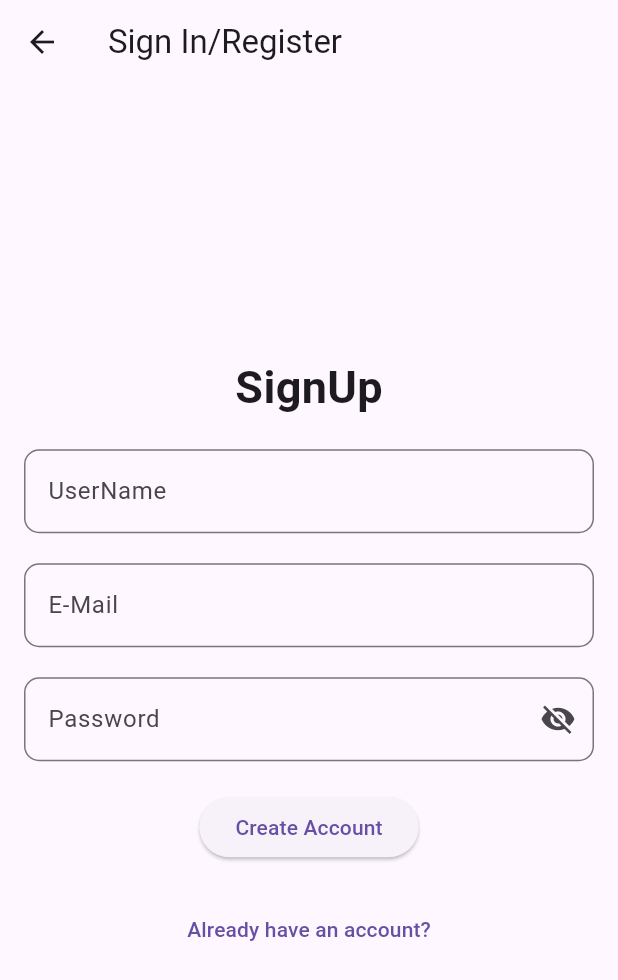
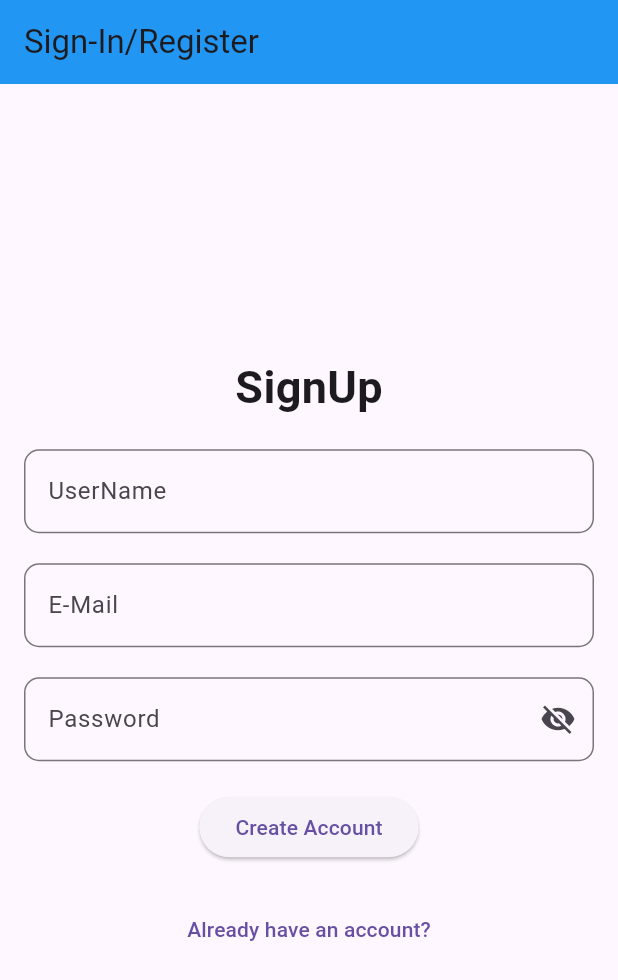
Before and after one commit to sarath992/firebase_apps, a Flutter app: the screen it shows after launch, after a tap on "Don't have an account?", on a phone screen of 412 x 824 dp. Shown: the top 980 px of the screen. Run offline on Flutter 3.47's test engine with Material 3 defaults, Android fonts, the phone set to English and light mode, and no system bars; our stand-ins replace cloud_firestore, equatable, firebase_auth, firebase_core, flutter_bloc, qr_flutter; accounts and stored records are empty; network calls fail.

Commit message:
Remove navigation.pop

```diff
--- a/lib/pages/login.dart
+++ b/lib/pages/login.dart
@@ -29,7 +29,7 @@ class _LoginState extends State<Login> {
 
   void initState() {
     super.initState();
-    SystemChannels.platform.invokeMethod('SystemNavigator.pop');
+    // SystemChannels.platform.invokeMethod('SystemNavigator.pop');
   }
 
   @override
--- a/lib/pages/pin_login.dart
+++ b/lib/pages/pin_login.dart
@@ -21,7 +21,7 @@ class _PingenState extends State<Pingen> {
   bool _isNewUser = true;
   void initState() {
     super.initState();
-    SystemChannels.platform.invokeMethod('SystemNavigator.pop');
+    // SystemChannels.platform.invokeMethod('SystemNavigator.pop');
   }
 
   @override
--- a/lib/pages/product_details.dart
+++ b/lib/pages/product_details.dart
@@ -1,7 +1,6 @@
 import 'package:auth_firebase_application/authentication/add_to_db_authentication%20.dart';
 import 'package:auth_firebase_application/common_widgets/common_widgets.dart';
 import 'package:cloud_firestore/cloud_firestore.dart';
-import 'package:firebase_auth/firebase_auth.dart';
 import 'package:flutter/material.dart';
 import 'package:flutter_bloc/flutter_bloc.dart';
 import 'package:auth_firebase_application/model/dummy_data.dart';
--- a/lib/pages/product_list.dart
+++ b/lib/pages/product_list.dart
@@ -2,7 +2,6 @@ import 'package:auth_firebase_application/authentication/login_authentication.da
 import 'package:auth_firebase_application/authentication/product_list_authentication.dart';
 import 'package:auth_firebase_application/pages/login.dart';
 import 'package:flutter/material.dart';
-import 'package:flutter/services.dart';
 import 'package:flutter_bloc/flutter_bloc.dart';
 import 'package:cloud_firestore/cloud_firestore.dart';
 import 'package:firebase_auth/firebase_auth.dart';
@@ -18,7 +17,7 @@ class _ProductListPageState extends State<ProductListPage> {
   String _searchText = '';
   void initState() {
     super.initState();
-    SystemChannels.platform.invokeMethod('SystemNavigator.pop');
+    // SystemChannels.platform.invokeMethod('SystemNavigator.pop');
   }
 
   @override
--- a/lib/pages/signup.dart
+++ b/lib/pages/signup.dart
@@ -30,7 +30,7 @@ class _SignInRegisterPageState extends State<SignInRegisterPage> {
 
   void initState() {
     super.initState();
-    SystemChannels.platform.invokeMethod('SystemNavigator.pop');
+    // SystemChannels.platform.invokeMethod('SystemNavigator.pop');
   }
 
   @override
@@ -38,9 +38,7 @@ class _SignInRegisterPageState extends State<SignInRegisterPage> {
     final authBloc = BlocProvider.of<AuthBloc_signup>(context);
 
     return Scaffold(
-      appBar: AppBar(
-        title: Text('Sign In/Register'),
-      ),
+      appBar: CommonWidgets.buildAppBar('Sign-In/Register'),
       body: BlocListener<AuthBloc_signup, AuthState_SignUp>(
         listener: (context, state) {
           if (state is AuthError_SignUp) {
--- a/lib/pages/splash_screen.dart
+++ b/lib/pages/splash_screen.dart
@@ -4,7 +4,6 @@ import 'package:auth_firebase_application/pages/login.dart';
 import 'package:auth_firebase_application/pages/pin_login.dart';
 import 'package:firebase_auth/firebase_auth.dart';
 import 'package:flutter/material.dart';
-import 'package:flutter/services.dart';
 import 'package:flutter_bloc/flutter_bloc.dart';
 
 class SplashScreen extends StatefulWidget {
@@ -18,8 +17,6 @@ class _SplashScreenState extends State<SplashScreen> {
   @override
   void initState() {
     super.initState();
-    SystemChannels.platform.invokeMethod('SystemNavigator.pop');
-
     _navigateToNextScreen();
   }
 
```
